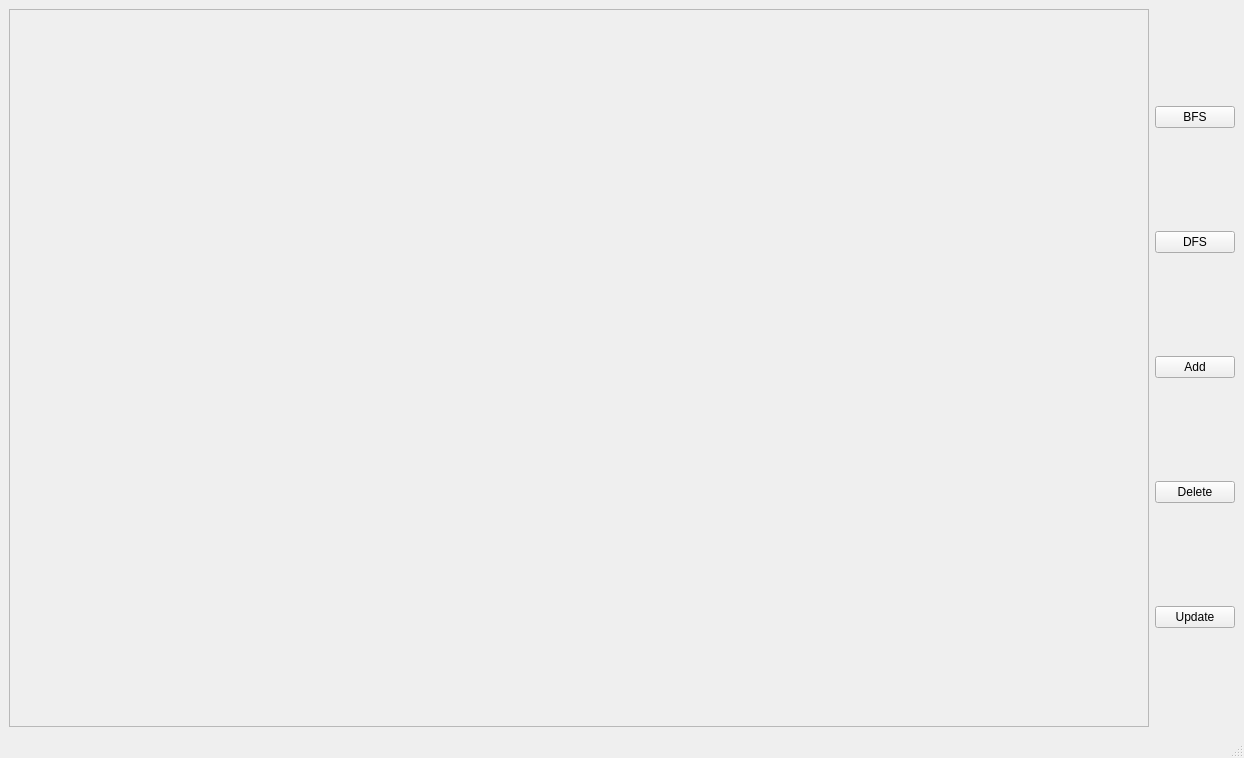
The window that src/home.ui (Ahmedwahdan2003/GuideMe) describes before a commit, drawn with Qt 5.
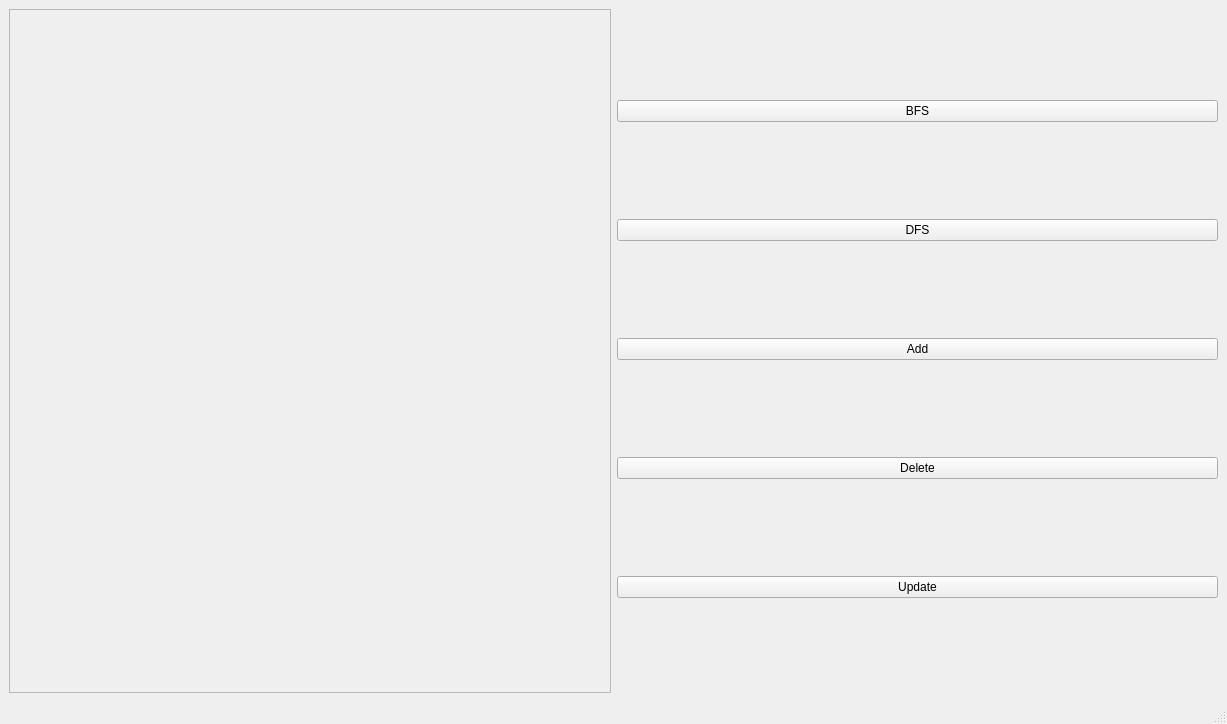
The same window after the commit.

What changed in the file:
```diff
--- a/src/home.ui
+++ b/src/home.ui
@@ -6,8 +6,8 @@
    <rect>
     <x>0</x>
     <y>0</y>
-    <width>1244</width>
-    <height>758</height>
+    <width>1227</width>
+    <height>724</height>
    </rect>
   </property>
   <property name="windowTitle">
@@ -29,12 +29,6 @@
          <property name="orientation">
           <enum>Qt::Horizontal</enum>
          </property>
-         <property name="sizeHint" stdset="0">
-          <size>
-           <width>1115</width>
-           <height>20</height>
-          </size>
-         </property>
         </spacer>
        </item>
       </layout>
```
